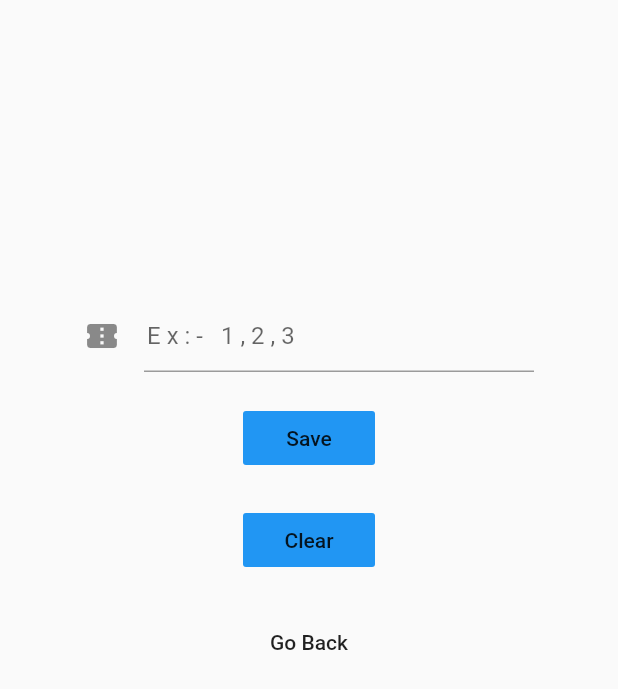
After one commit to aryan29/Flutter-CheatTambola, a Flutter app: the EmptyPage screen opened directly, after a tap on "Save", on a phone screen of 412 x 824 dp. The commit adds this screen. Shown: the top 689 px of the screen. Run offline on Flutter 3.47's test engine with Material 2 defaults, Android fonts, the phone set to English and light mode, and no system bars; missing offline and left inert: passcode_screen.

Commit message:
Added Entry of Cheating Numbers in Tambola Game

```diff
--- a/lib/main.dart
+++ b/lib/main.dart
@@ -1,7 +1,9 @@
 import 'dart:collection';
-
+import 'dart:async';
 import 'package:flutter/material.dart';
+import 'src/empty_page.dart';
 import 'dart:math';
+import 'package:passcode_screen/passcode_screen.dart';
 
 void main() => runApp(MyApp());
 
@@ -23,17 +25,68 @@ class MyHomePage extends StatefulWidget {
   final String title;
   @override
   _MyHomePageState createState() => _MyHomePageState();
+  void printing(String x) {
+    print("Getting data $x");
+    _MyHomePageState().getdata(x);
+  }
 }
 
 class _MyHomePageState extends State<MyHomePage> {
+  var cheatData = new List();
+  final StreamController<bool> _verificationNotifier =
+      StreamController<bool>.broadcast();
   String cur = "46";
   HashMap mp = new HashMap<int, int>();
   _MyHomePageState() {
+    cheatData.clear();
+    // print(cheatData);
     for (int i = 1; i <= 100; i++) {
       mp[i] = 0;
     }
   }
+  Future<void> getdata(String x) async {
+    print("Coming to get Data\n");
+    String s = "";
+    for (int i = 0; i < x.length; i++) {
+      if (x[i] != ',') {
+        s += x[i];
+      } else {
+        print(s);
+        cheatData.add(int.parse(s));
+        s = "";
+      }
+    }
+    print(cheatData);
+  }
 
+  _showLockScreen(BuildContext context, {bool opaque}) {
+    Navigator.push(
+        context,
+        PageRouteBuilder(
+          opaque: opaque,
+          pageBuilder: (context, animation, secondaryAnimation) =>
+              PasscodeScreen(
+            title: 'Enter App Passcode',
+            passwordEnteredCallback: _onPasscodeEntered,
+            cancelLocalizedText: 'Cancel',
+            deleteLocalizedText: 'Delete',
+            shouldTriggerVerification: _verificationNotifier.stream,
+            backgroundColor: Colors.black.withOpacity(0.8),
+            cancelCallback: _onPasscodeCancelled,
+          ),
+        ));
+  }
+
+  Future<void> _onPasscodeEntered(String enteredPasscode) {
+    bool isValid = '123456' == enteredPasscode;
+    if (isValid) {
+      Navigator.push(context, MaterialPageRoute(builder: (context) {
+        return EmptyPage();
+      }));
+    }
+  }
+
+  _onPasscodeCancelled() {}
   void random_number() {
     var rng = new Random();
     int x = 1 + rng.nextInt(100);
@@ -53,6 +106,8 @@ class _MyHomePageState extends State<MyHomePage> {
   }
 
   void init() {
+    cheatData.clear();
+    //print(cheatData);
     for (int i = 1; i <= 100; i++) {
       mp[i] = 0;
       setState(() {
@@ -119,6 +174,7 @@ class _MyHomePageState extends State<MyHomePage> {
               ),
             ),
             FloatingActionButton(
+              heroTag: "btn1",
               autofocus: true,
               onPressed: random_number,
               tooltip: 'Increment',
@@ -129,18 +185,24 @@ class _MyHomePageState extends State<MyHomePage> {
               'Press It',
               style: Theme.of(context).textTheme.display1,
             ),
-            SizedBox(height: 20),
+            SizedBox(height: 40),
             Container(
-              height:50.0,
-              width:200.0,
-              child:FittedBox(
-              child:FlatButton(
+                height: 50.0,
+                width: 200.0,
+                child: FittedBox(
+                  child: FlatButton(
+                    autofocus: true,
+                    onPressed: init,
+                    child: Text("Start New Game"),
+                  ),
+                )),
+            FloatingActionButton(
+              heroTag: "btn2",
               autofocus: true,
-              onPressed: init,
-              child: Text("Start New Game"),
+              onPressed: () => _showLockScreen(context, opaque: false),
+              tooltip: 'ChangeScreen',
+              child: Icon(Icons.weekend),
             ),
-              )
-            )
           ],
         ),
       ),
--- /dev/null
+++ b/lib/src/empty_page.dart
@@ -0,0 +1,54 @@
+import 'package:flutter/material.dart';
+import '../main.dart';
+
+class EmptyPage extends StatelessWidget {
+  TextEditingController mycontroller = new TextEditingController();
+  @override
+  Widget build(BuildContext context) {
+    return new Scaffold(
+      body: Center(
+          child: Column(
+        children: <Widget>[
+          SizedBox(
+            height: 200,
+          ),
+          Container(
+            width: 300,
+            child: TextField(
+                controller: mycontroller,
+                style: TextStyle(letterSpacing: 4.0),
+                keyboardType: TextInputType.multiline,
+                maxLines: null,
+                decoration: InputDecoration(
+                  icon: Icon(Icons.confirmation_number),
+                  hintText: "Ex:- 1,2,3",
+                )),
+          ),
+          SizedBox(
+            height: 20,
+          ),
+          FlatButton(
+              color: Colors.blue,
+              onPressed: () {
+                final sec = MyHomePage();
+                sec.printing(mycontroller.text);
+              },
+              child: Text("Save")),
+          SizedBox(
+            height: 20,
+          ),
+          FlatButton(
+              color: Colors.blue, onPressed: () {}, child: Text("Clear")),
+          SizedBox(
+            height: 20,
+          ),
+          FlatButton(
+              onPressed: () {
+                Navigator.pop(context);
+              },
+              child: Text("Go Back")),
+        ],
+      )),
+    );
+  }
+}
--- a/pubspec.yaml
+++ b/pubspec.yaml
@@ -23,6 +23,8 @@ dependencies:
   # The following adds the Cupertino Icons font to your application.
   # Use with the CupertinoIcons class for iOS style icons.
   cupertino_icons: ^0.1.2
+  passcode_screen: ^1.0.2
+  local_auth: ^0.6.1+3
 
 dev_dependencies:
   flutter_test:
```
Also changed, not shown: lib/src/lockscreen.dart (added, +107 -0 lines), pubspec.lock.
